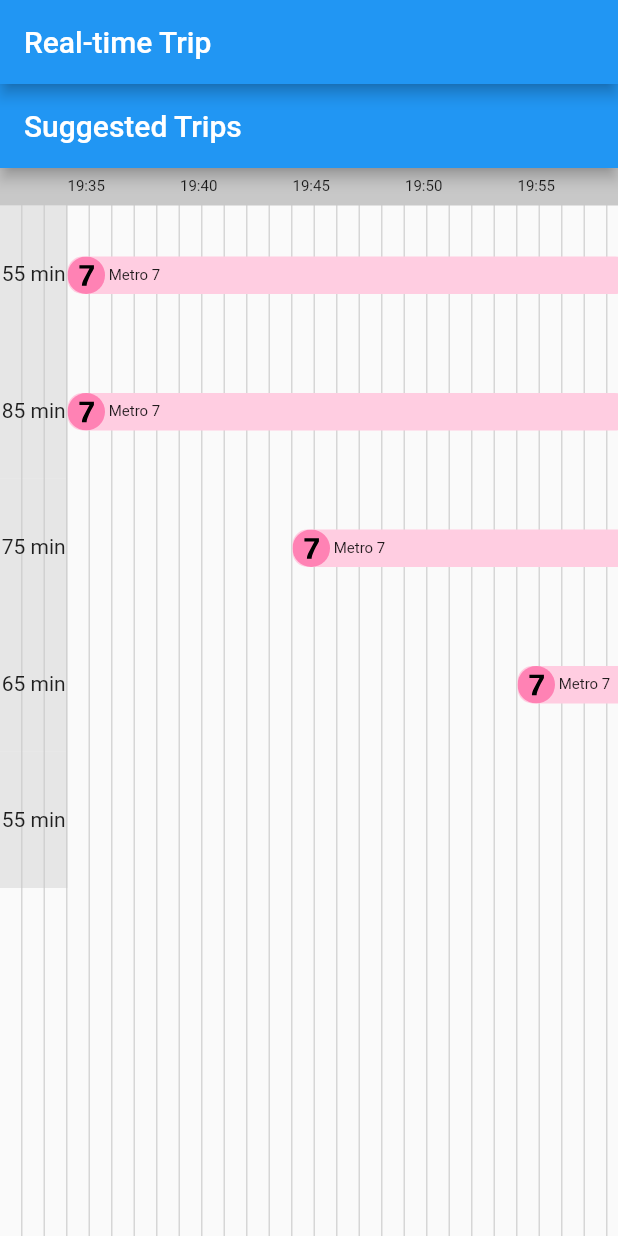
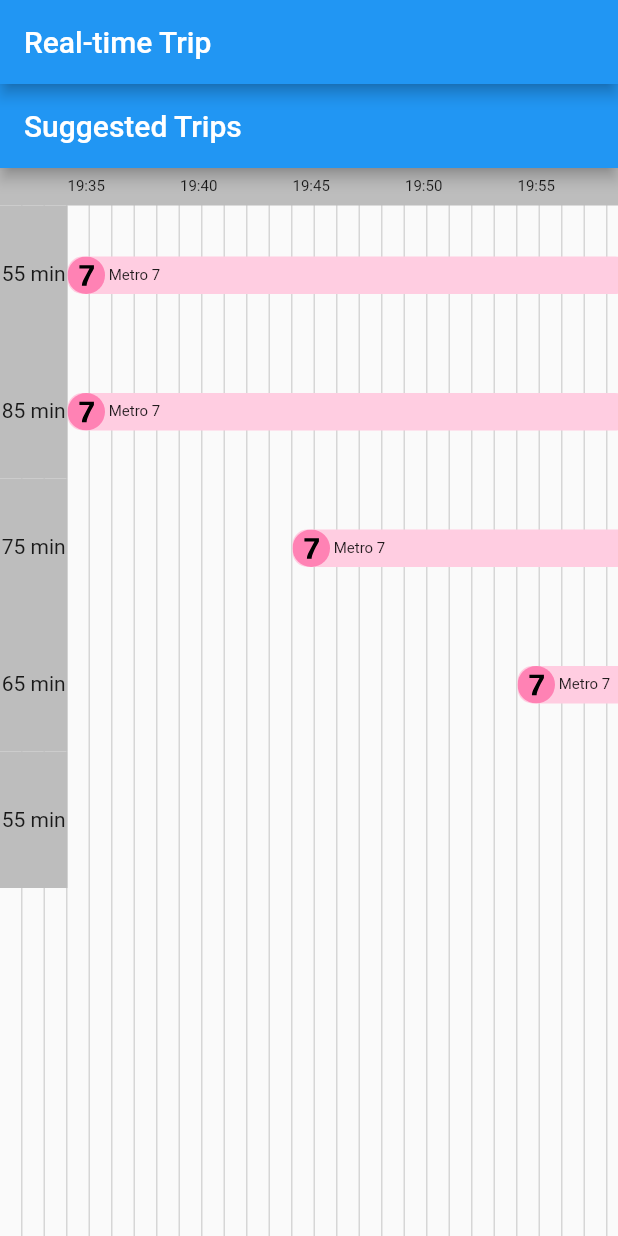
Before and after one commit to pixelshot91/rtt, a Flutter app: the screen it shows after launch, on a phone screen of 412 x 824 dp. Run offline on Flutter 3.47's test engine with Material 2 defaults, Android fonts, the phone set to English and light mode, and no system bars; our stand-ins replace flutter_svg, tuple.

Commit message:
Clean code

```diff
--- a/lib/gantt_chart_screen.dart
+++ b/lib/gantt_chart_screen.dart
@@ -5,22 +5,23 @@ import 'package:rtt/ui.dart';
 import 'package:tuple/tuple.dart';
 import 'package:intl/intl.dart';
 
-Color ColorRGB(int r, int g, int b) => Color.fromARGB(255, r, g, b);
-int helperFade(int c, double f) => 255 - ((255 - c) * f).toInt();
-Color fade(Color c) {
-  double f = 0.4;
-  return ColorRGB(
-    helperFade(c.red, f),
-    helperFade(c.green, f),
-    helperFade(c.blue, f),
+extension myColor on Color {
+  static Color fromRGB(int r, int g, int b) => Color.fromARGB(255, r, g, b);
+  Color fade(double f) => Color.fromARGB(
+      this.alpha,
+      _helperFade(this.red, f),
+      _helperFade(this.green, f),
+      _helperFade(this.blue, f),
   );
+
+  int _helperFade(int c, double f) => 255 - ((255 - c) * f).toInt();
 }
 
 class RATPColors {
-  static final Coquelicot = ColorRGB(255, 20, 0);
-  static final Bleu_outremer = ColorRGB(60, 145, 220);
-  static final Vert_fonce = ColorRGB(0, 100, 60);
-  static final Rose = ColorRGB(255, 130, 180);
+  static final Coquelicot = myColor.fromRGB(255, 20, 0);
+  static final Bleu_outremer =  myColor.fromRGB(60, 145, 220);
+  static final Vert_fonce =  myColor.fromRGB(0, 100, 60);
+  static final Rose =  myColor.fromRGB(255, 130, 180);
 }
 
 class LineInfo {
@@ -114,6 +115,8 @@ class GanttChartScreenState extends State<GanttChartScreen> with TickerProviderS
 }
 
 class GanttChart extends StatelessWidget {
+  final legendBackgroundColor = Colors.grey.shade400;
+
   final AnimationController? animationController;
   DateTime? fromDate;
   DateTime? toDate;
@@ -127,7 +130,6 @@ class GanttChart extends StatelessWidget {
     this.animationController,
     required this.trips,
   }) {
-    assert(this.trips != null);
     assert(this.trips.isNotEmpty);
 
     trips.forEach((t) {
@@ -189,7 +191,7 @@ class GanttChart extends StatelessWidget {
       if (remainingWidth > 0) {
         chartBars.add(Container(
           decoration: BoxDecoration(
-              color: fade(legs[i].transport.color),
+              color: legs[i].transport.color.fade(0.4),
               borderRadius: BorderRadius.circular(10.0),
           ),
           height: 25.0,
@@ -277,7 +279,6 @@ class GanttChart extends StatelessWidget {
   }
 
   Widget buildChartForAllTrips(List<Trip> trips, double chartViewWidth) {
-    final color = ColorRGB(200, 200, 200);
     var tripsBar = trips.map((t) => buildChartForEachTrip(t, chartViewWidth)).toList();
     return Container(
       //height: trips.length * 29.0 + 25.0 + 4.0,
@@ -287,7 +288,7 @@ class GanttChart extends StatelessWidget {
         children: <Widget>[
           Stack(fit: StackFit.loose, children: <Widget>[
             buildGrid(chartViewWidth),
-            buildHeader(chartViewWidth, color),
+            buildHeader(chartViewWidth, legendBackgroundColor),
             Container(
                 margin: EdgeInsets.only(top: 25.0),
                 child: Column(
@@ -302,14 +303,13 @@ class GanttChart extends StatelessWidget {
   }
 
   Widget buildChartForEachTrip(Trip trip, double chartViewWidth) {
-    final color = ColorRGB(200, 200, 200);
     var chartBars = buildChartBars(trip.legs, chartViewWidth);
     return Row(
       children: <Widget>[
         Container(
             width: 3 * minuteWidth,
             height: chartBars.length * 29.0 + 4.0,
-            color: color.withAlpha(100),
+            color: legendBackgroundColor,
             child: Center(
               child: Text(
                 trip.duration!.inMinutes.toString() + " min",
--- a/lib/main.dart
+++ b/lib/main.dart
@@ -1,16 +1,12 @@
 import 'package:flutter/material.dart';
 import 'package:rtt/rtt.dart';
-import 'package:tuple/tuple.dart';
-
 import 'gantt_chart_screen.dart';
-
 
 void main() {
   runApp(MyApp());
 }
 
 class MyApp extends StatelessWidget {
-  // This widget is the root of your application.
   @override
   Widget build(BuildContext context) {
     return MaterialApp(
```
